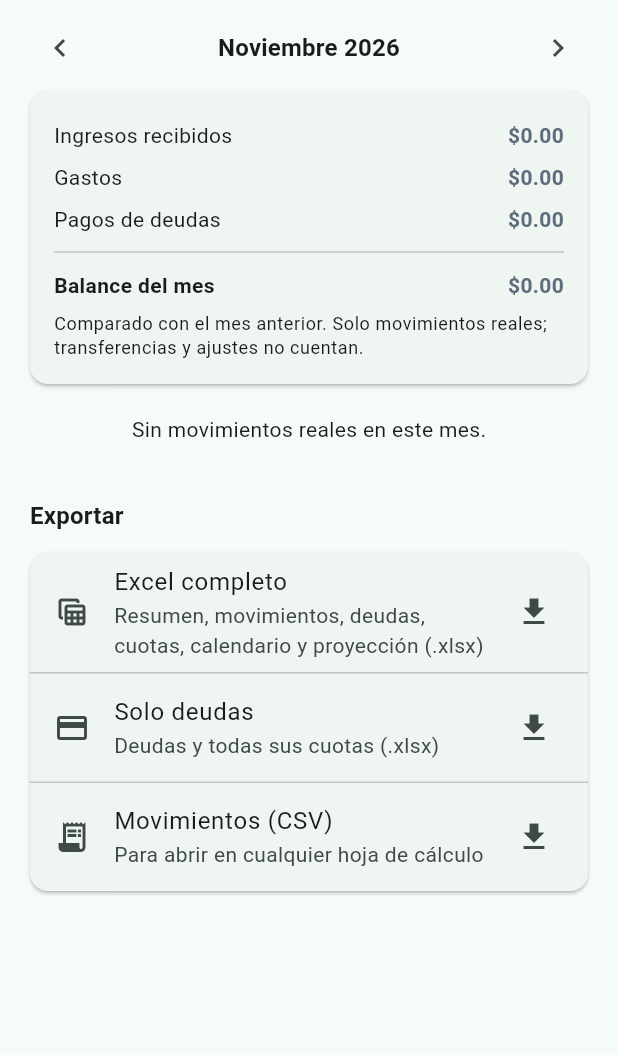
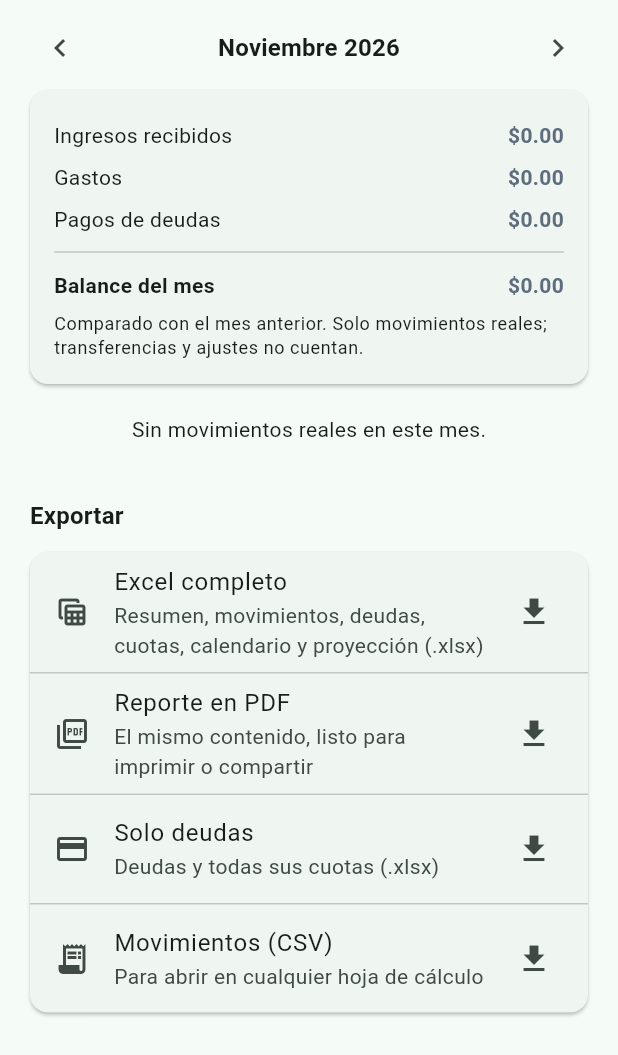
Before and after one commit to darkhmdda/Drago, a Flutter app: the ReportsScreen widget shown alone on an empty page, opened directly, on a phone screen of 412 x 824 dp. Shown: the top 1055 px of the screen. Run offline on Flutter 3.47's test engine with Material 3 defaults, Android fonts, the phone set to English and light mode, and no system bars; our stand-ins replace flutter_local_notifications, material_ui, pdf, share_plus, shared_preferences, supabase_flutter and 1 more; missing offline and left inert: excel; accounts and stored records are empty; network calls fail.

Commit message:
Exportar reporte en PDF
- Reporte en PDF (tamaño carta) con las mismas secciones que el Excel:
  resumen, movimientos, deudas, cuotas, calendario y proyección.
- Encabezado, número de página y columnas de fecha/importe con ancho fijo.

Co-Authored-By: Claude Opus 5.5 <noreply@anthropic.com>
Claude-Session: https://claude.ai/code/session_012MnUdYMkakNwi13xqkrjuV

```diff
--- a/lib/ui/reports_screen.dart
+++ b/lib/ui/reports_screen.dart
@@ -3,6 +3,7 @@ import 'package:material_ui/material_ui.dart';
 
 import '../data/app_state.dart';
 import '../data/exporter.dart';
+import '../data/pdf_export.dart';
 import '../domain/ledger.dart';
 import '../domain/models.dart';
 import '../domain/money.dart';
@@ -110,6 +111,15 @@ class _ReportsScreenState extends State<ReportsScreen> {
           ),
           const Divider(height: 1),
           ListTile(
+            leading: const Icon(Icons.picture_as_pdf_outlined),
+            title: const Text('Reporte en PDF'),
+            subtitle: const Text('El mismo contenido, listo para imprimir o compartir'),
+            trailing: const Icon(Icons.download),
+            enabled: !_busy,
+            onTap: () => _export(ReportScope.full, csv: false, pdf: true),
+          ),
+          const Divider(height: 1),
+          ListTile(
             leading: const Icon(Icons.credit_card),
             title: const Text('Solo deudas'),
             subtitle: const Text('Deudas y todas sus cuotas (.xlsx)'),
@@ -196,7 +206,7 @@ class _ReportsScreenState extends State<ReportsScreen> {
     );
   }
 
-  Future<void> _export(ReportScope scope, {required bool csv, bool askPeriod = true}) async {
+  Future<void> _export(ReportScope scope, {required bool csv, bool pdf = false, bool askPeriod = true}) async {
     final l = AppScope.of(context).ledger;
     final now = DateTime.now();
     final period = askPeriod ? await _askPeriod() : Period(DateTime(2000), DateTime(now.year + 5, 12, 31), 'Todas las deudas');
@@ -205,7 +215,10 @@ class _ReportsScreenState extends State<ReportsScreen> {
     try {
       final stamp = DateFormat('yyyy-MM-dd').format(now);
       final tables = buildReport(l, period, scope: scope);
-      if (csv) {
+      if (pdf) {
+        final bytes = await buildPdf(tables, title: 'Reporte financiero · ${period.label}', subtitle: 'Generado el ${fmtDate(now)}');
+        await saveFile(bytes, 'drago_reporte_$stamp.pdf', pdfMime);
+      } else if (csv) {
         await saveFile(buildCsv(tables.first), 'drago_movimientos_$stamp.csv', csvMime);
       } else {
         final name = scope == ReportScope.debtsOnly ? 'drago_deudas_$stamp.xlsx' : 'drago_reporte_$stamp.xlsx';
--- a/pubspec.yaml
+++ b/pubspec.yaml
@@ -43,6 +43,7 @@ dependencies:
   timezone: ^0.11.2
   excel: ^4.0.6
   share_plus: ^13.3.1
+  pdf: ^3.12.0
 dev_dependencies:
   flutter_test:
     sdk: flutter
```
Also changed, not shown: lib/data/pdf_export.dart (added, +79 -0 lines), pubspec.lock, 1 other file.
